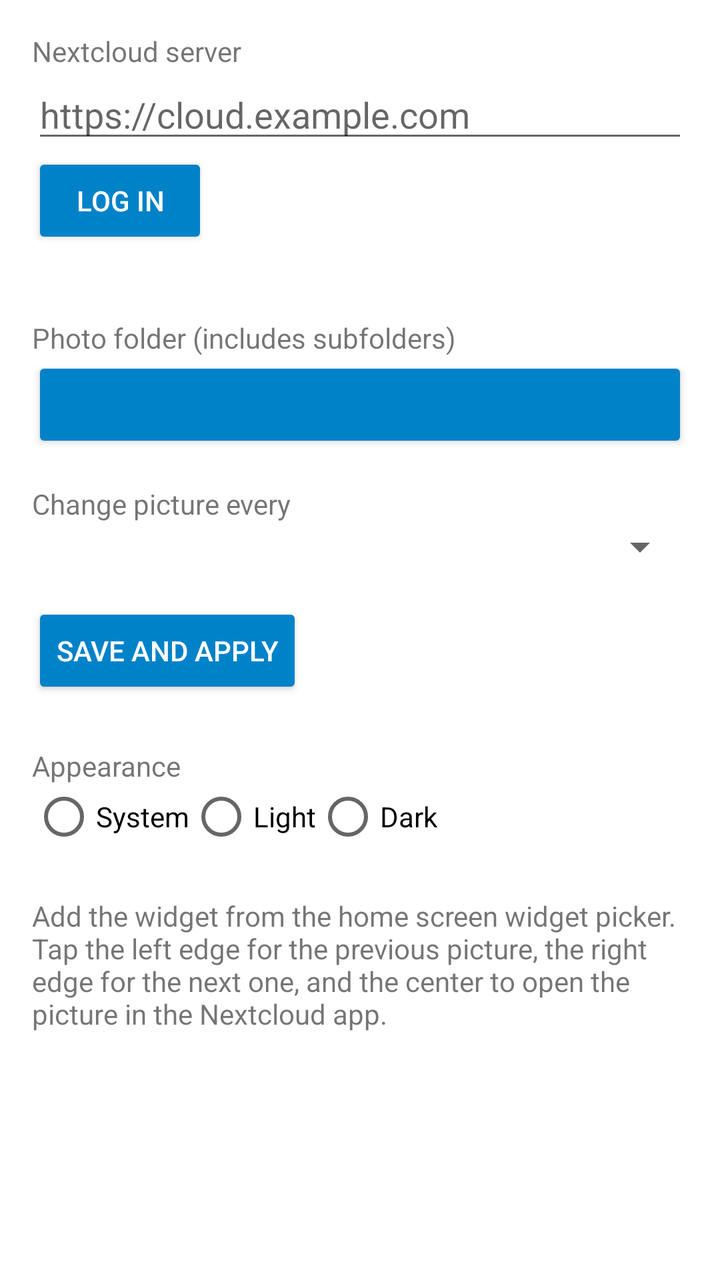
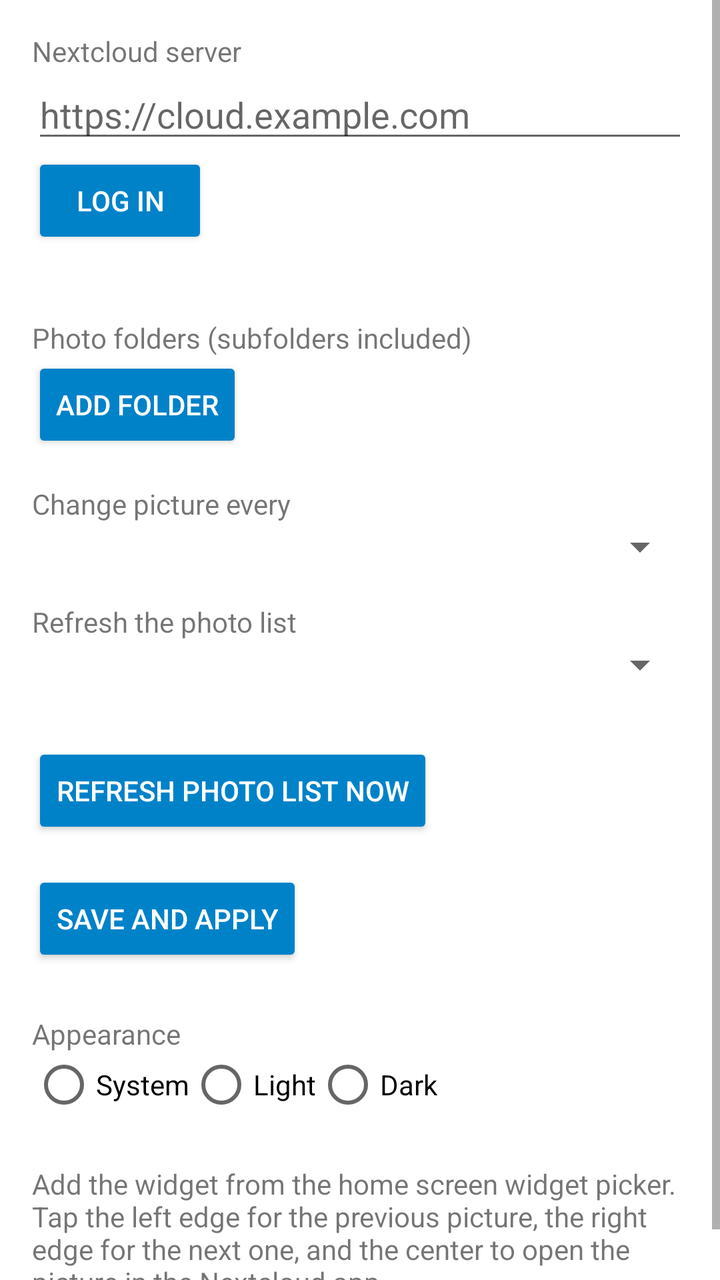

Before-and-after screenshots of an Android layout around one commit, followed by the original layout XML and the change that was made.
<!-- AndroidManifest.xml: application theme Theme.NC -->
<!-- res/layout/activity_main.xml -->
<?xml version="1.0" encoding="utf-8"?>
<ScrollView xmlns:android="http://schemas.android.com/apk/res/android"
    android:layout_width="match_parent"
    android:layout_height="match_parent">

    <LinearLayout
        android:layout_width="match_parent"
        android:layout_height="wrap_content"
        android:orientation="vertical"
        android:padding="16dp">

        <TextView
            android:layout_width="wrap_content"
            android:layout_height="wrap_content"
            android:text="@string/label_server" />

        <EditText
            android:id="@+id/server"
            android:layout_width="match_parent"
            android:layout_height="wrap_content"
            android:autofillHints="url"
            android:hint="@string/hint_server"
            android:importantForAutofill="no"
            android:inputType="textUri" />

        <Button
            android:id="@+id/login"
            android:layout_width="wrap_content"
            android:layout_height="wrap_content"
            android:text="@string/button_login" />

        <TextView
            android:id="@+id/status"
            android:layout_width="wrap_content"
            android:layout_height="wrap_content"
            android:paddingBottom="16dp" />

        <TextView
            android:layout_width="wrap_content"
            android:layout_height="wrap_content"
            android:text="@string/label_folder" />

        <Button
            android:id="@+id/folder"
            android:layout_width="match_parent"
            android:layout_height="wrap_content"
            android:textAllCaps="false" />

        <TextView
            android:layout_width="wrap_content"
            android:layout_height="wrap_content"
            android:paddingTop="16dp"
            android:text="@string/label_interval" />

        <Spinner
            android:id="@+id/interval"
            android:layout_width="match_parent"
            android:layout_height="wrap_content" />

        <Button
            android:id="@+id/save"
            android:layout_width="wrap_content"
            android:layout_height="wrap_content"
            android:layout_marginTop="16dp"
            android:text="@string/button_save" />

        <TextView
            android:layout_width="wrap_content"
            android:layout_height="wrap_content"
            android:paddingTop="24dp"
            android:text="@string/label_appearance" />

        <RadioGroup
            android:id="@+id/theme_group"
            android:layout_width="match_parent"
            android:layout_height="wrap_content"
            android:orientation="horizontal">

            <RadioButton
                android:id="@+id/theme_system"
                android:layout_width="wrap_content"
                android:layout_height="wrap_content"
                android:text="@string/theme_system" />

            <RadioButton
                android:id="@+id/theme_light"
                android:layout_width="wrap_content"
                android:layout_height="wrap_content"
                android:text="@string/theme_light" />

            <RadioButton
                android:id="@+id/theme_dark"
                android:layout_width="wrap_content"
                android:layout_height="wrap_content"
                android:text="@string/theme_dark" />
        </RadioGroup>

        <TextView
            android:layout_width="wrap_content"
            android:layout_height="wrap_content"
            android:paddingTop="24dp"
            android:text="@string/help_widget" />
    </LinearLayout>
</ScrollView>
<!-- resources referenced by this layout -->
<resources>
  <string name="button_login">Log in</string>
  <string name="button_save">Save and apply</string>
  <string name="help_widget">Add the widget from the home screen widget picker. Tap the left edge for the previous picture, the right edge for the next one, and the center to open the picture in the Nextcloud app.</string>
  <string name="hint_server">https://cloud.example.com</string>
  <string name="label_appearance">Appearance</string>
  <string name="label_folder">Photo folder (includes subfolders)</string>
  <string name="label_interval">Change picture every</string>
  <string name="label_server">Nextcloud server</string>
  <string name="theme_dark">Dark</string>
  <string name="theme_light">Light</string>
  <string name="theme_system">System</string>
  <style name="Theme.NC" parent="Theme.NC.Light" />
  <style name="Theme.NC.Light" parent="android:Theme.Material.Light.DarkActionBar">
          <item name="android:colorPrimary">#0082C9</item>
          <item name="android:colorPrimaryDark">#006AA3</item>
          <item name="android:statusBarColor">#006AA3</item>
          <item name="android:colorAccent">#0082C9</item>
          <item name="android:colorControlActivated">#0082C9</item>
          <item name="android:colorButtonNormal">#0082C9</item>
          <item name="android:buttonStyle">@style/NC.Button</item>
          <item name="android:windowBackground">@color/nc_background_light</item>
      </style>
  <style name="NC.Button" parent="android:Widget.Material.Button">
          <item name="android:textColor">#FFFFFF</item>
      </style>
  <color name="nc_background_light">#FFFFFF</color>
</resources>

<!-- the commit's change to res/layout/activity_main.xml (unified diff, before → after) -->
@@ -40,11 +40,17 @@
             android:layout_height="wrap_content"
             android:text="@string/label_folder" />
 
-        <Button
-            android:id="@+id/folder"
+        <LinearLayout
+            android:id="@+id/folders"
             android:layout_width="match_parent"
             android:layout_height="wrap_content"
-            android:textAllCaps="false" />
+            android:orientation="vertical" />
+
+        <Button
+            android:id="@+id/add_folder"
+            android:layout_width="wrap_content"
+            android:layout_height="wrap_content"
+            android:text="@string/button_add_folder" />
 
         <TextView
             android:layout_width="wrap_content"
@@ -56,6 +62,29 @@
             android:id="@+id/interval"
             android:layout_width="match_parent"
             android:layout_height="wrap_content" />
+
+        <TextView
+            android:layout_width="wrap_content"
+            android:layout_height="wrap_content"
+            android:paddingTop="16dp"
+            android:text="@string/label_list_refresh" />
+
+        <Spinner
+            android:id="@+id/list_refresh"
+            android:layout_width="match_parent"
+            android:layout_height="wrap_content" />
+
+        <TextView
+            android:id="@+id/list_stats"
+            android:layout_width="wrap_content"
+            android:layout_height="wrap_content"
+            android:paddingTop="8dp" />
+
+        <Button
+            android:id="@+id/refresh_now"
+            android:layout_width="wrap_content"
+            android:layout_height="wrap_content"
+            android:text="@string/button_refresh_now" />
 
         <Button
             android:id="@+id/save"
<!-- resource entries referenced after the edit -->
@@ -1,12 +1,15 @@
 <!-- resources referenced by this layout -->
 <resources>
+  <string name="button_add_folder">Add folder</string>
   <string name="button_login">Log in</string>
+  <string name="button_refresh_now">Refresh photo list now</string>
   <string name="button_save">Save and apply</string>
   <string name="help_widget">Add the widget from the home screen widget picker. Tap the left edge for the previous picture, the right edge for the next one, and the center to open the picture in the Nextcloud app.</string>
   <string name="hint_server">https://cloud.example.com</string>
   <string name="label_appearance">Appearance</string>
-  <string name="label_folder">Photo folder (includes subfolders)</string>
+  <string name="label_folder">Photo folders (subfolders included)</string>
   <string name="label_interval">Change picture every</string>
+  <string name="label_list_refresh">Refresh the photo list</string>
   <string name="label_server">Nextcloud server</string>
   <string name="theme_dark">Dark</string>
   <string name="theme_light">Light</string>
